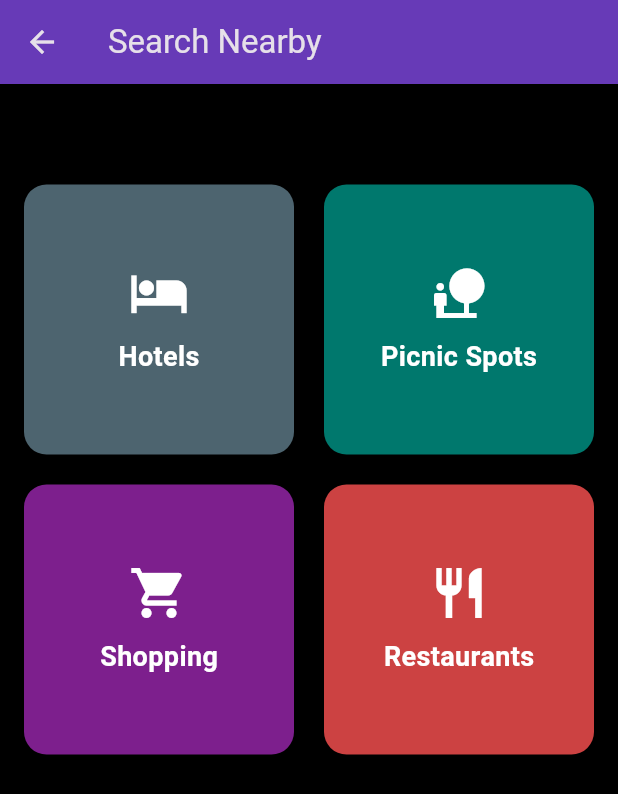
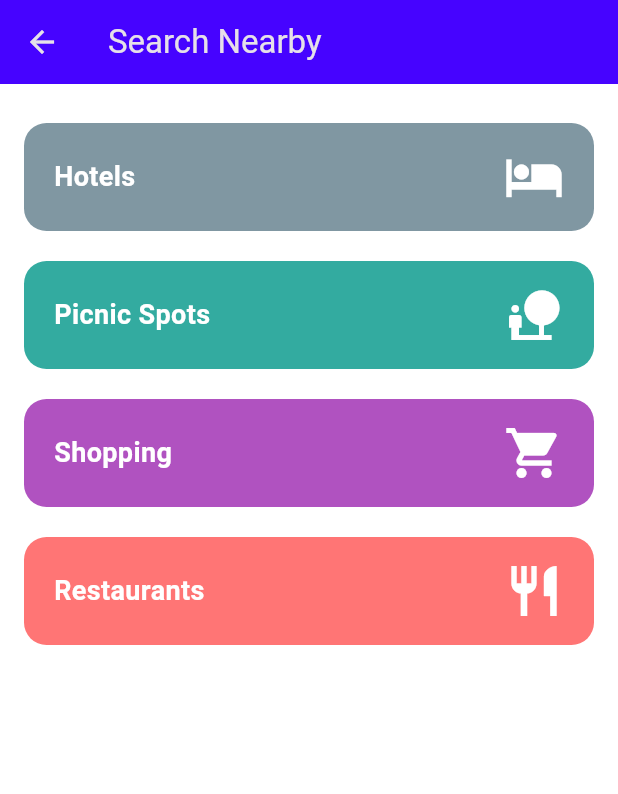
Before and after one commit to Kanishka0709/NewApp, a Flutter app: the SearchPage screen opened directly, on a phone screen of 412 x 824 dp. Shown: the top 794 px of the screen. Run offline on Flutter 3.47's test engine with Material 3 defaults, Android fonts, the phone set to English and light mode, and no system bars; Roboto replaces fonts that are missing (CourierPrime).

Commit message:
Added more features

```diff
--- a/lib/main.dart
+++ b/lib/main.dart
@@ -14,7 +14,7 @@ class RailwayNavigationApp extends StatelessWidget {
       title: 'Railway Navigation',
       theme: ThemeData(
         brightness: Brightness.dark,
-        primarySwatch: Colors.deepPurple,
+        cardColor: const Color.fromARGB(255, 70, 3, 255),
         fontFamily: 'CourierPrime',
       ),
       home: const SplashScreen(), // Set SplashScreen as the home
@@ -22,7 +22,7 @@ class RailwayNavigationApp extends StatelessWidget {
   }
 }
 
-// Splash Screen
+
 class SplashScreen extends StatefulWidget {
   const SplashScreen({super.key});
 
@@ -64,8 +64,14 @@ class _SplashScreenState extends State<SplashScreen> with TickerProviderStateMix
   @override
   Widget build(BuildContext context) {
     return Scaffold(
-      backgroundColor: Colors.black,
-      body: Center(
+      body: Container(
+        decoration: const BoxDecoration(
+          image: DecorationImage(
+            image: AssetImage('assets/welcome_background.jpg'), // Add your image path here
+            fit: BoxFit.cover, // Ensures the image covers the entire screen
+          ),
+        ),
+        child: Center(
           child: Column(
             mainAxisAlignment: MainAxisAlignment.center,
             children: [
@@ -74,7 +80,7 @@ class _SplashScreenState extends State<SplashScreen> with TickerProviderStateMix
                 child: const Text(
                   'PRAVAAH',
                   style: TextStyle(
-                  color: Colors.deepPurpleAccent,
+                    color: Color.fromARGB(255, 70, 3, 255),
                     fontSize: 36,
                     fontWeight: FontWeight.bold,
                     fontFamily: 'CourierPrime',
@@ -85,7 +91,7 @@ class _SplashScreenState extends State<SplashScreen> with TickerProviderStateMix
               const Text(
                 'Welcome to Railway Navigator',
                 style: TextStyle(
-                color: Colors.deepPurpleAccent,
+                  color: Color.fromARGB(255, 70, 3, 255),
                   fontSize: 24,
                   fontWeight: FontWeight.bold,
                   fontFamily: 'CourierPrime',
@@ -93,14 +99,16 @@ class _SplashScreenState extends State<SplashScreen> with TickerProviderStateMix
               ),
               const SizedBox(height: 30),
               const CircularProgressIndicator(
-              color: Colors.deepPurpleAccent,
+                color: Color.fromARGB(255, 70, 3, 255),
               ),
             ],
+          ),
         ),
       ),
     );
   }
 }
+
 
 // Main Page with Navigation Bar
 class NavigationMainPage extends StatefulWidget {
@@ -128,14 +136,14 @@ class _NavigationMainPageState extends State<NavigationMainPage> {
       ),
       drawer: Drawer(
         child: Container(
-          color: Colors.black,
+          color: Colors.white,
           child: ListView(
             children: <Widget>[
-              DrawerHeader(
-                decoration: const BoxDecoration(color: Colors.deepPurple),
+              const DrawerHeader(
+                decoration: BoxDecoration(color:  Color.fromARGB(255, 0, 20, 199)),
                 child: Column(
                   crossAxisAlignment: CrossAxisAlignment.start,
-                  children: const [
+                  children: [
                     Text(
                       'Menu',
                       style: TextStyle(
@@ -149,7 +157,7 @@ class _NavigationMainPageState extends State<NavigationMainPage> {
                 ),
               ),
               ListTile(
-                leading: const Icon(Icons.chat, color: Colors.deepPurpleAccent),
+                leading: const Icon(Icons.chat, color: Color.fromARGB(255, 0, 20, 199)),
                 title: const Text('Chatbot', style: TextStyle(color: Colors.deepPurpleAccent)),
                 onTap: () {
                   Navigator.pop(context); // Close the drawer
@@ -162,7 +170,7 @@ class _NavigationMainPageState extends State<NavigationMainPage> {
                 },
               ),
               ListTile(
-                leading: const Icon(Icons.contacts, color: Colors.deepPurpleAccent),
+                leading: const Icon(Icons.contacts, color: Color.fromARGB(255, 0, 20, 199)),
                 title: const Text('Emergency Contacts', style: TextStyle(color: Colors.deepPurpleAccent)),
                 onTap: () {
                   Navigator.pop(context); // Close the drawer
@@ -175,7 +183,7 @@ class _NavigationMainPageState extends State<NavigationMainPage> {
                 },
               ),
               ListTile(
-                leading: const Icon(Icons.email, color: Colors.deepPurpleAccent),
+                leading: const Icon(Icons.email, color:  Color.fromARGB(255, 0, 20, 199)),
                 title: const Text('Emergency Emails', style: TextStyle(color: Colors.deepPurpleAccent)),
                 onTap: () {
                   Navigator.pop(context); // Close the drawer
@@ -229,7 +237,7 @@ class ChatbotPage extends StatelessWidget {
     return Scaffold(
       appBar: AppBar(
         title: const Text("Chatbot", style: TextStyle(fontFamily: 'CourierPrime')),
-        backgroundColor: Colors.deepPurple,
+        backgroundColor:  const Color.fromARGB(255, 70, 3, 255),
       ),
       body: const Center(
         child: Text(
@@ -249,7 +257,7 @@ class EmergencyContactsPage extends StatelessWidget {
     return Scaffold(
       appBar: AppBar(
         title: const Text("Emergency Contacts", style: TextStyle(fontFamily: 'CourierPrime')),
-        backgroundColor: Colors.deepPurple,
+        backgroundColor: const Color.fromARGB(255, 70, 3, 255),
       ),
       body: const Center(
         child: Text(
@@ -270,7 +278,7 @@ class EmergencyEmailsPage extends StatelessWidget {
     return Scaffold(
       appBar: AppBar(
         title: const Text("Emergency Emails", style: TextStyle(fontFamily: 'CourierPrime')),
-        backgroundColor: Colors.deepPurple,
+        backgroundColor: const Color.fromARGB(255, 70, 3, 255),
       ),
       body: const Center(
         child: Text(
@@ -292,21 +300,8 @@ class WelcomePage extends StatelessWidget {
   @override
   Widget build(BuildContext context) {
     return Scaffold(
-      backgroundColor: Colors.black,
-      body: Stack(
-        fit: StackFit.expand,
-        children: [
-          // Background Image Container
-          Container(
-            decoration: const BoxDecoration(
-              image: DecorationImage(
-                image: AssetImage("assets/welcome_background.jpg"), // Add your background image in assets
-                fit: BoxFit.cover,
-              ),
-            ),
-          ),
-          // Content on Top of Background Image
-          Center(
+      backgroundColor: Colors.white, // Set background color to white
+      body: Center(
         child: Column(
           mainAxisAlignment: MainAxisAlignment.center,
           children: [
@@ -332,20 +327,20 @@ class WelcomePage extends StatelessWidget {
               textAlign: TextAlign.center,
             ),
             const SizedBox(height: 20),
-                // Updated Select Station input field with reduced size and search icon
-                Padding(
-                  padding: const EdgeInsets.symmetric(horizontal: 40.0),
+            // Updated Select Station input field
+            const Padding(
+              padding: EdgeInsets.symmetric(horizontal: 40.0),
               child: TextField(
                 decoration: InputDecoration(
                   labelText: 'Select Station',
-                      labelStyle: const TextStyle(color: Colors.deepPurpleAccent),
-                      prefixIcon: const Icon(Icons.train, color: Colors.deepPurpleAccent),
-                      suffixIcon: const Icon(Icons.search, color: Colors.deepPurpleAccent),
+                  labelStyle: TextStyle(color: Color.fromARGB(255, 70, 3, 255)),
+                  prefixIcon: Icon(Icons.train, color: Color.fromARGB(255, 70, 3, 255)),
+                  suffixIcon: Icon(Icons.search, color: Color.fromARGB(255, 70, 3, 255)),
                   enabledBorder: OutlineInputBorder(
-                        borderSide: const BorderSide(color: Color.fromARGB(255, 70, 3, 255)),
+                    borderSide: BorderSide(color: Color.fromARGB(255, 70, 3, 255)),
                   ),
                   focusedBorder: OutlineInputBorder(
-                        borderSide: const BorderSide(color: Color.fromARGB(255, 70, 3, 255)),
+                    borderSide: BorderSide(color: Color.fromARGB(255, 70, 3, 255)),
                   ),
                 ),
               ),
@@ -353,7 +348,7 @@ class WelcomePage extends StatelessWidget {
             const SizedBox(height: 30),
             ElevatedButton(
               style: ElevatedButton.styleFrom(
-                    backgroundColor: Colors.deepPurple,
+                backgroundColor: const Color.fromARGB(255, 70, 3, 255),
                 padding: const EdgeInsets.symmetric(horizontal: 40, vertical: 15),
                 shape: RoundedRectangleBorder(
                     borderRadius: BorderRadius.circular(20)),
@@ -372,102 +367,110 @@ class WelcomePage extends StatelessWidget {
           ],
         ),
       ),
-        ],
-      ),
     );
   }
 }
 
+
 // Search Page with Clickable Options
-class SearchPage extends StatelessWidget {
+class SearchPage extends StatefulWidget {
   const SearchPage({super.key});
+
+  @override
+  _SearchPageState createState() => _SearchPageState();
+}
+
+class _SearchPageState extends State<SearchPage> with SingleTickerProviderStateMixin {
+  final List<Map<String, dynamic>> _options = [
+    {"icon": Icons.hotel, "label": "Hotels", "color": Colors.blueGrey},
+    {"icon": Icons.nature_people, "label": "Picnic Spots", "color": Colors.teal},
+    {"icon": Icons.shopping_cart, "label": "Shopping", "color": Colors.purple},
+    {"icon": Icons.restaurant, "label": "Restaurants", "color": Colors.redAccent},
+  ];
+
+  late final AnimationController _controller;
+  final List<int> _visibleItems = [];
+
+  @override
+  void initState() {
+    super.initState();
+    _controller = AnimationController(
+      vsync: this,
+      duration: const Duration(milliseconds: 300),
+    );
+
+    _startAnimation();
+  }
+
+  void _startAnimation() async {
+    for (int i = 0; i < _options.length; i++) {
+      await Future.delayed(const Duration(milliseconds: 300));
+      setState(() {
+        _visibleItems.add(i);
+      });
+    }
+    _controller.forward();
+  }
+
+  @override
+  void dispose() {
+    _controller.dispose();
+    super.dispose();
+  }
 
   @override
   Widget build(BuildContext context) {
     return Scaffold(
-      backgroundColor: Colors.black,
+      backgroundColor: Colors.white,
       appBar: AppBar(
-        title: const Text("Search Nearby", style: TextStyle(fontFamily: 'CourierPrime')),
-        backgroundColor: Colors.deepPurple,
+        title: const Text(
+          "Search Nearby",
+          style: TextStyle(fontFamily: 'CourierPrime'),
         ),
-      body: Padding(
+        backgroundColor: const Color.fromARGB(255, 70, 3, 255),
+      ),
+      body: ListView.builder(
         padding: const EdgeInsets.all(16.0),
-        child: Column(
-          children: [
-            const Text(
-              '',
-              style: TextStyle(
-                color: Colors.deepPurpleAccent,
-                fontSize: 22,
-                fontWeight: FontWeight.bold,
-                fontFamily: 'CourierPrime',
-              ),
-            ),
-            const SizedBox(height: 20),
-            Expanded(
-              child: GridView.count(
-                crossAxisCount: 2,
-                mainAxisSpacing: 20,
-                crossAxisSpacing: 20,
-                children: [
-                  _buildSearchOption(
-                    context: context,
-                    icon: Icons.hotel,
-                    label: 'Hotels',
-                    color: Colors.blueGrey,
-                  ),
-                  _buildSearchOption(
-                    context: context,
-                    icon: Icons.nature_people,
-                    label: 'Picnic Spots',
-                    color: Colors.teal,
-                  ),
-                  _buildSearchOption(
-                    context: context,
-                    icon: Icons.shopping_cart,
-                    label: 'Shopping',
-                    color: Colors.purple,
-                  ),
-                  _buildSearchOption(
-                    context: context,
-                    icon: Icons.restaurant,
-                    label: 'Restaurants',
-                    color: Colors.redAccent,
-                  ),
-                ],
-              ),
-            ),
-          ],
-        ),
+        itemCount: _options.length,
+        itemBuilder: (context, index) {
+          return _visibleItems.contains(index)
+              ? _buildAnimatedOption(index, _options[index])
+              : const SizedBox.shrink();
+        },
       ),
     );
   }
 
-  Widget _buildSearchOption({
-    required BuildContext context,
-    required IconData icon,
-    required String label,
-    required Color color,
-  }) {
-    return GestureDetector(
+  Widget _buildAnimatedOption(int index, Map<String, dynamic> option) {
+    return SlideTransition(
+      position: Tween<Offset>(
+        begin: const Offset(-1, 0), // Start from off-screen (left)
+        end: Offset.zero,
+      ).animate(
+        CurvedAnimation(
+          parent: _controller,
+          curve: Interval(index * 0.1, 1.0, curve: Curves.easeOut),
+        ),
+      ),
+      child: GestureDetector(
         onTap: () {
           Navigator.push(
             context,
-          MaterialPageRoute(builder: (context) => SearchResultPage(label)),
+            MaterialPageRoute(builder: (context) => SearchResultPage(option["label"])),
           );
         },
         child: Container(
+          margin: const EdgeInsets.symmetric(vertical: 10),
+          padding: const EdgeInsets.symmetric(vertical: 16, horizontal: 20),
           decoration: BoxDecoration(
-          color: color.withOpacity(0.8),
+            color: option["color"]?.withOpacity(0.8),
             borderRadius: BorderRadius.circular(15),
           ),
-        child: Column(
-          mainAxisAlignment: MainAxisAlignment.center,
+          child: Row(
+            mainAxisAlignment: MainAxisAlignment.spaceBetween,
             children: [
-            Icon(icon, size: 40, color: Colors.white),
-            const SizedBox(height: 10),
               Text(
-              label,
+                option["label"],
                 style: const TextStyle(
                   color: Colors.white,
                   fontSize: 18,
@@ -475,7 +478,31 @@ class SearchPage extends StatelessWidget {
                   fontFamily: 'CourierPrime',
                 ),
               ),
+              Icon(option["icon"], size: 40, color: Colors.white),
             ],
+          ),
+        ),
+      ),
+    );
+  }
+}
+
+class SearchResultPage extends StatelessWidget {
+  final String label;
+
+  const SearchResultPage(this.label, {super.key});
+
+  @override
+  Widget build(BuildContext context) {
+    return Scaffold(
+      appBar: AppBar(
+        title: Text(label),
+        backgroundColor: const Color.fromARGB(255, 70, 3, 255),
+      ),
+      body: Center(
+        child: Text(
+          'Results for $label',
+          style: const TextStyle(fontSize: 24, fontWeight: FontWeight.bold),
         ),
       ),
     );
@@ -483,32 +510,32 @@ class SearchPage extends StatelessWidget {
 }
 
 // Placeholder Page for Search Results
-class SearchResultPage extends StatelessWidget {
-  final String label;
-  const SearchResultPage(this.label, {super.key});
+// class SearchResultPage extends StatelessWidget {
+//   final String label;
+//   const SearchResultPage(this.label, {super.key});
 
-  @override
-  Widget build(BuildContext context) {
-    return Scaffold(
-      backgroundColor: Colors.black,
-      appBar: AppBar(
-        title: Text("$label Results", style: const TextStyle(fontFamily: 'CourierPrime')),
-        backgroundColor: Colors.deepPurple,
-      ),
-      body: Center(
-        child: Text(
-          'Results for $label',
-          style: const TextStyle(
-            color: Colors.white,
-            fontSize: 18,
-            fontWeight: FontWeight.bold,
-            fontFamily: 'CourierPrime',
-          ),
-        ),
-      ),
-    );
-  }
-}
+//   @override
+//   Widget build(BuildContext context) {
+//     return Scaffold(
+//       backgroundColor: Colors.white,
+//       appBar: AppBar(
+//         title: Text("$label Results", style: const TextStyle(fontFamily: 'CourierPrime')),
+//         backgroundColor: Color.fromARGB(255, 70, 3, 255),
+//       ),
+//       body: Center(
+//         child: Text(
+//           'Results for $label',
+//           style: const TextStyle(
+//             color: Colors.white,
+//             fontSize: 18,
+//             fontWeight: FontWeight.bold,
+//             fontFamily: 'CourierPrime',
+//           ),
+//         ),
+//       ),
+//     );
+//   }
+// }
 
 // Profile Page
 class ProfilePage extends StatelessWidget {
@@ -517,10 +544,10 @@ class ProfilePage extends StatelessWidget {
   @override
   Widget build(BuildContext context) {
     return Scaffold(
-      backgroundColor: Colors.black,
+      backgroundColor: Colors.white,
       appBar: AppBar(
         title: const Text("Profile", style: TextStyle(fontFamily: 'CourierPrime')),
-        backgroundColor: Colors.deepPurple,
+        backgroundColor:  const Color.fromARGB(255, 70, 3, 255),
       ),
       body: Center(
         child: Column(
@@ -534,7 +561,7 @@ class ProfilePage extends StatelessWidget {
                 );
               },
               style: ElevatedButton.styleFrom(
-                backgroundColor: Colors.deepPurple,
+                backgroundColor: const Color.fromARGB(255, 70, 3, 255),
                 padding: const EdgeInsets.symmetric(horizontal: 40, vertical: 15),
                 shape: RoundedRectangleBorder(borderRadius: BorderRadius.circular(20)),
               ),
@@ -555,7 +582,7 @@ class ProfilePage extends StatelessWidget {
                 );
               },
               style: ElevatedButton.styleFrom(
-                backgroundColor: Colors.deepPurple,
+                backgroundColor: const Color.fromARGB(255, 70, 3, 255),
                 padding: const EdgeInsets.symmetric(horizontal: 40, vertical: 15),
                 shape: RoundedRectangleBorder(borderRadius: BorderRadius.circular(20)),
               ),
@@ -581,10 +608,10 @@ class LoginPage extends StatelessWidget {
   @override
   Widget build(BuildContext context) {
     return Scaffold(
-      backgroundColor: Colors.black,
+      backgroundColor: Colors.white,
       appBar: AppBar(
         title: const Text('Login', style: TextStyle(fontFamily: 'CourierPrime')),
-        backgroundColor: Colors.deepPurple,
+        backgroundColor: const Color.fromARGB(255, 70, 3, 255),
       ),
       body: Center(
         child: Padding(
@@ -595,7 +622,7 @@ class LoginPage extends StatelessWidget {
               const Text(
                 'Sign in to your account',
                 style: TextStyle(
-                  color: Colors.deepPurpleAccent,
+                  color: Color.fromARGB(255, 70, 3, 255),
                   fontSize: 24,
                   fontWeight: FontWeight.bold,
                   fontFamily: 'CourierPrime',
@@ -605,21 +632,21 @@ class LoginPage extends StatelessWidget {
               const TextField(
                 decoration: InputDecoration(
                   labelText: 'Email Address',
-                  prefixIcon: Icon(Icons.email, color: Colors.deepPurpleAccent),
+                  prefixIcon: Icon(Icons.email, color: Color.fromARGB(255, 70, 3, 255)),
                 ),
               ),
               const SizedBox(height: 15),
               const TextField(
                 decoration: InputDecoration(
                   labelText: 'Password',
-                  prefixIcon: Icon(Icons.lock, color: Colors.deepPurpleAccent),
+                  prefixIcon: Icon(Icons.lock, color: Color.fromARGB(255, 70, 3, 255)),
                 ),
                 obscureText: true,
               ),
               const SizedBox(height: 30),
               ElevatedButton(
                 style: ElevatedButton.styleFrom(
-                  backgroundColor: Colors.deepPurple,
+                  backgroundColor: const Color.fromARGB(255, 70, 3, 255),
                   padding: const EdgeInsets.symmetric(horizontal: 40, vertical: 15),
                 ),
                 onPressed: () {},
@@ -644,10 +671,10 @@ class SignUpPage extends StatelessWidget {
   @override
   Widget build(BuildContext context) {
     return Scaffold(
-      backgroundColor: Colors.black,
+      backgroundColor: Colors.white,
       appBar: AppBar(
         title: const Text('Sign Up', style: TextStyle(fontFamily: 'CourierPrime')),
-        backgroundColor: Colors.deepPurple,
+        backgroundColor:  const Color.fromARGB(255, 70, 3, 255),
       ),
       body: Center(
         child: Padding(
@@ -658,28 +685,28 @@ class SignUpPage extends StatelessWidget {
               const TextField(
                 decoration: InputDecoration(
                   labelText: 'Name',
-                  prefixIcon: Icon(Icons.person, color: Colors.deepPurpleAccent),
+                  prefixIcon: Icon(Icons.person, color: Color.fromARGB(255, 70, 3, 255)),
                 ),
               ),
               const SizedBox(height: 10),
               const TextField(
                 decoration: InputDecoration(
                   labelText: 'Email Address',
-                  prefixIcon: Icon(Icons.email, color: Colors.deepPurpleAccent),
+                  prefixIcon: Icon(Icons.email, color: Color.fromARGB(255, 70, 3, 255)),
                 ),
               ),
               const SizedBox(height: 10),
               const TextField(
                 decoration: InputDecoration(
                   labelText: 'Mobile Number',
-                  prefixIcon: Icon(Icons.phone, color: Colors.deepPurpleAccent),
+                  prefixIcon: Icon(Icons.phone, color: Color.fromARGB(255, 70, 3, 255)),
                 ),
               ),
               const SizedBox(height: 10),
               const TextField(
                 decoration: InputDecoration(
                   labelText: 'Password',
-                  prefixIcon: Icon(Icons.lock, color: Colors.deepPurpleAccent),
+                  prefixIcon: Icon(Icons.lock, color: Color.fromARGB(255, 70, 3, 255)),
                 ),
                 obscureText: true,
               ),
@@ -687,14 +714,14 @@ class SignUpPage extends StatelessWidget {
               const TextField(
                 decoration: InputDecoration(
                   labelText: 'Confirm Password',
-                  prefixIcon: Icon(Icons.lock, color: Colors.deepPurpleAccent),
+                  prefixIcon: Icon(Icons.lock, color: Color.fromARGB(255, 70, 3, 255)),
                 ),
                 obscureText: true,
               ),
               const SizedBox(height: 20),
               ElevatedButton(
                 style: ElevatedButton.styleFrom(
-                  backgroundColor: Colors.deepPurple,
+                  backgroundColor:  const Color.fromARGB(255, 70, 3, 255),
                   padding: const EdgeInsets.symmetric(horizontal: 40, vertical: 15),
                 ),
                 onPressed: () {},
```
Also changed, not shown: 1 other file. Lines whose indentation alone changed are shown as unchanged.
